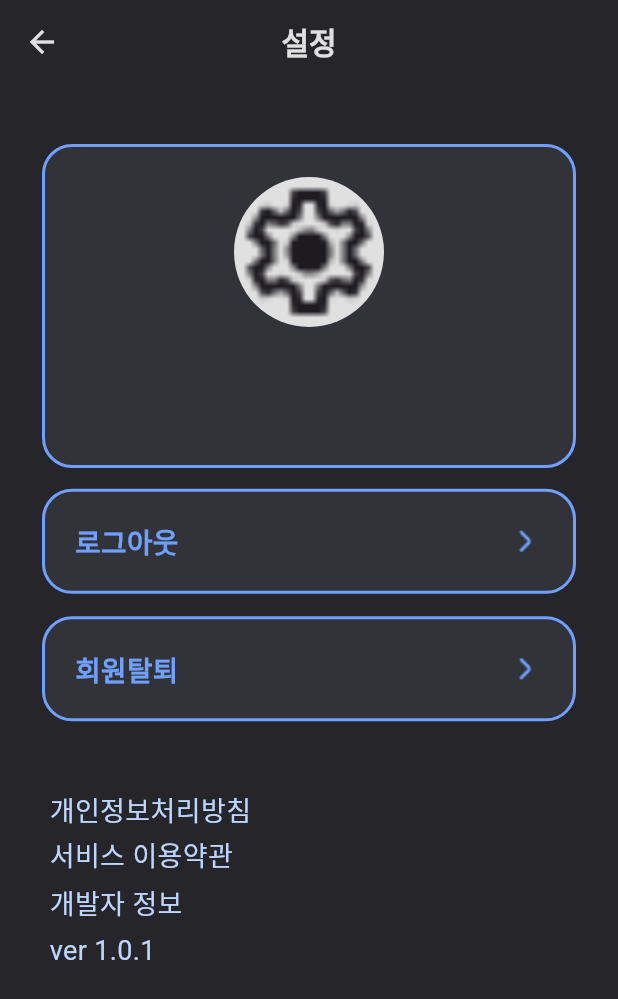
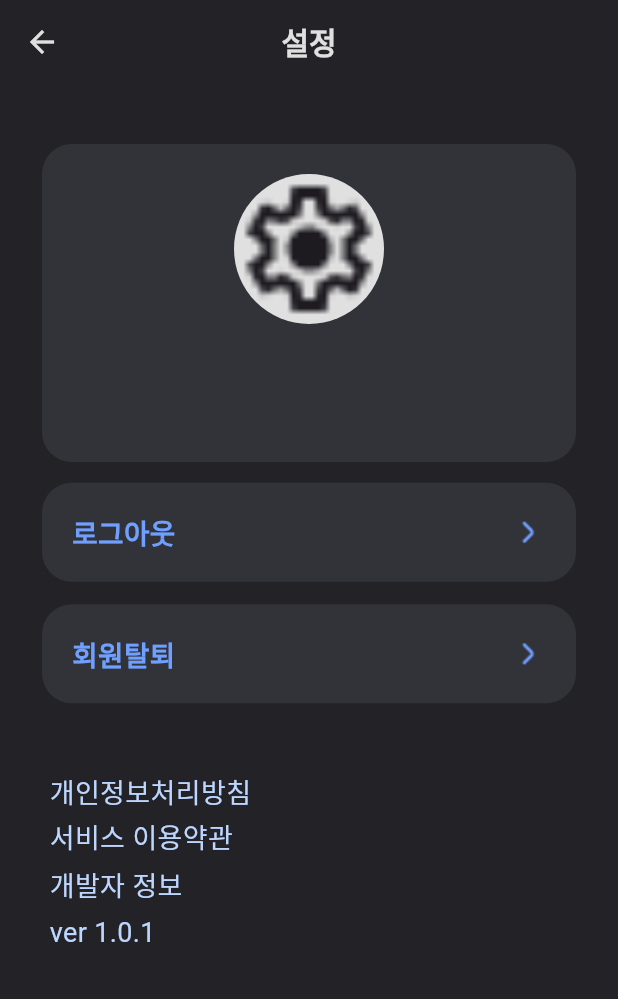
Before and after one commit to yongjun0702/HelPT, a Flutter app: the screen it shows once a user with an empty profile is signed in, after a tap on the "settings" icon, on a phone screen of 412 x 824 dp. Shown: the top 999 px of the screen. Run offline on Flutter 3.47's test engine with Material 3 defaults, Android fonts, the light colour scheme and no system bars; our stand-ins replace camera, cloud_firestore, firebase_auth, firebase_core, flutter_local_notifications, google_sign_in and 2 more; accounts and stored records are empty; network calls fail; Roboto replaces fonts that are missing (Pretendard).

Commit message:
[chore] new icon & design

```diff
--- a/lib/config/color.dart
+++ b/lib/config/color.dart
@@ -17,7 +17,8 @@ class HelPT{
 
   static const mainBlue = Color(0xFF70A0FF);
   static const subBlue = Color(0xFFBDD6FF);
-  static const background = Color(0xFF25252A);
+  static const background = Color(0xFF222227);
+  static const background2 = Color(0xFF25252A);
   static const tapBackgroud = Color(0xFF323239);
   static const borderColor = Color(0xFFCAC4D0);
 }
--- a/lib/screen/exercise_screen.dart
+++ b/lib/screen/exercise_screen.dart
@@ -4,6 +4,7 @@ import 'package:flutter/material.dart';
 import 'package:helpt/config/color.dart';
 import 'package:helpt/screen/home_screen.dart';
 import 'package:helpt/service/api_service.dart';
+import 'package:helpt/widget/tab_widget.dart';
 import 'package:permission_handler/permission_handler.dart';
 import 'package:cloud_firestore/cloud_firestore.dart';
 import 'package:firebase_auth/firebase_auth.dart';
@@ -115,7 +116,7 @@ class _ExerciseScreenState extends State<ExerciseScreen> {
       print('Exercise session saved to Firebase.');
       Navigator.of(context).pushAndRemoveUntil(
         MaterialPageRoute(
-            builder: (context) => HomeScreen()),
+            builder: (context) => RootTab()),
             (route) => false,
       );
     } catch (e) {
--- a/lib/screen/home_screen.dart
+++ b/lib/screen/home_screen.dart
@@ -78,11 +78,10 @@ class _HomeScreenState extends State<HomeScreen> {
           child: Column(
             crossAxisAlignment: CrossAxisAlignment.start,
             children: [
-              SizedBox(height: 70),
+              SizedBox(height: 40),
               Container(
                 decoration: BoxDecoration(
                   borderRadius: BorderRadius.circular(20),
-                  border: Border.all(width: 1.5, color: HelPT.mainBlue),
                   color: HelPT.tapBackgroud,
                 ),
                 child: Padding(
@@ -91,15 +90,17 @@ class _HomeScreenState extends State<HomeScreen> {
                   child: Row(
                     mainAxisAlignment: MainAxisAlignment.spaceAround,
                     children: [
-                      Icon(Icons.directions_run, color: HelPT.mainBlue, size: 90),
+                      Container(
+                          width: 80,
+                          height: 80,
+                          child: Image.asset("assets/img/logo.png")),
+                      SizedBox(width: 10),
                       Flexible(
                         child: Text.rich(TextSpan(children: [
                           TextSpan(
                             text: '$displayName님',
                             style: TextStyle(
-                                fontSize: 17,
-                                fontWeight: FontWeight.bold,
-                                color: HelPT.lightgrey3),
+                                fontSize: 17, color: HelPT.lightgrey3),
                           ),
                           TextSpan(
                               text: '\n측정을 시작해볼까요?',
@@ -126,30 +127,37 @@ class _HomeScreenState extends State<HomeScreen> {
                   width: double.infinity,
                   decoration: BoxDecoration(
                     borderRadius: BorderRadius.circular(20),
-                    border: Border.all(width: 1.5, color: HelPT.mainBlue),
+                    // border: Border.all(width: 1.5, color: HelPT.mainBlue),
                     color: HelPT.tapBackgroud,
                   ),
                   child: Padding(
-                    padding:
-                        const EdgeInsets.symmetric(vertical: 20, horizontal: 20),
+                    padding: const EdgeInsets.symmetric(
+                        vertical: 20, horizontal: 20),
                     child: Row(
                       children: [
+                        Icon(
+                          Icons.filter_center_focus,
+                          color: HelPT.lightgrey4,
+                        ),
+                        SizedBox(
+                          width: 10,
+                        ),
                         Text(
                           "측정 하기",
                           style: TextStyle(
                             fontSize: 20,
                             fontWeight: FontWeight.bold,
-                            color: HelPT.mainBlue,
+                            color: HelPT.lightgrey4,
                           ),
                         ),
                         Spacer(),
-                        Icon(Icons.arrow_forward, color: HelPT.mainBlue),
+                        Icon(Icons.arrow_forward, color: HelPT.lightgrey4),
                       ],
                     ),
                   ),
                 ),
               ),
-              SizedBox(height: 80),
+              SizedBox(height: 50),
               ExerciseResultWidget(),
               SizedBox(height: 40),
             ],
--- a/lib/screen/setting_screen.dart
+++ b/lib/screen/setting_screen.dart
@@ -61,7 +61,6 @@ class SettingScreen extends StatelessWidget {
                 width: double.infinity,
                 decoration: BoxDecoration(
                   borderRadius: BorderRadius.circular(20),
-                  border: Border.all(width: 2, color: HelPT.mainBlue),
                   color: HelPT.tapBackgroud,
                 ),
                 child: Padding(
@@ -122,7 +121,6 @@ class SettingScreen extends StatelessWidget {
                   width: double.infinity,
                   decoration: BoxDecoration(
                     borderRadius: BorderRadius.circular(20),
-                    border: Border.all(width: 2, color: HelPT.mainBlue),
                     color: HelPT.tapBackgroud,
                   ),
                   child: Padding(
@@ -171,7 +169,6 @@ class SettingScreen extends StatelessWidget {
                   width: double.infinity,
                   decoration: BoxDecoration(
                     borderRadius: BorderRadius.circular(20),
-                    border: Border.all(width: 2, color: HelPT.mainBlue),
                     color: HelPT.tapBackgroud,
                   ),
                   child: Padding(
--- a/lib/screen/splash_screen.dart
+++ b/lib/screen/splash_screen.dart
@@ -29,7 +29,7 @@ class _SplashScreenState extends State<SplashScreen> {
   @override
   Widget build(BuildContext context) {
     return Scaffold(
-      backgroundColor: HelPT.background,
+      backgroundColor: HelPT.background2,
       body: Container(
         width: double.infinity,
         height: double.infinity,
--- a/lib/widget/exercise_result_widget.dart
+++ b/lib/widget/exercise_result_widget.dart
@@ -29,7 +29,7 @@ class _ExerciseResultWidgetState extends State<ExerciseResultWidget> {
                 style: TextStyle(
                   fontSize: 20,
                   fontWeight: FontWeight.bold,
-                  color: HelPT.subBlue,
+                  color: HelPT.lightgrey4,
                 ),
               ),
               // 드롭다운 버튼은 운동 기록이 있는 경우에만 표시
@@ -118,10 +118,6 @@ class _ExerciseResultWidgetState extends State<ExerciseResultWidget> {
                     decoration: BoxDecoration(
                       color: HelPT.tapBackgroud,
                       borderRadius: BorderRadius.circular(20),
-                      border: Border.all(
-                        color: HelPT.mainBlue,
-                        width: 1.5,
-                      ),
                     ),
                     child: Column(
                       crossAxisAlignment: CrossAxisAlignment.start,
```
Also changed, not shown: 7 other files.
